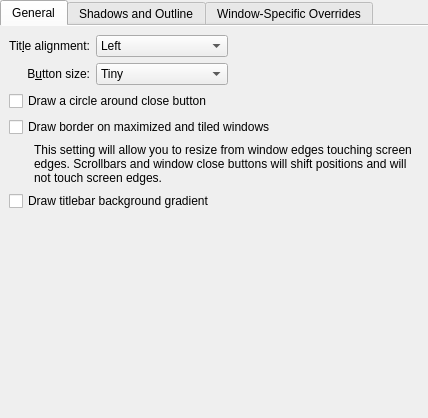
Above: kdecoration/config/ui/vinylconfigurationui.ui from ekaaty/vinyl-theme before the change. Below: the same form after it.
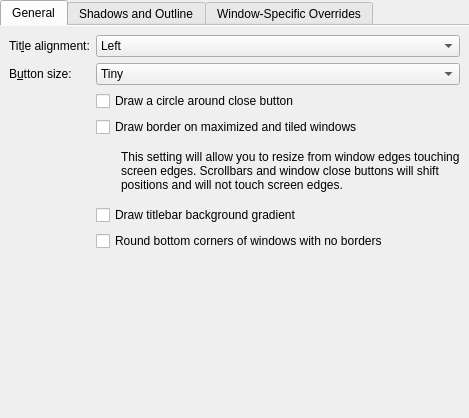
That is the form after the change. Custom widgets are drawn as their Qt base class.

```diff
--- a/kdecoration/config/ui/vinylconfigurationui.ui
+++ b/kdecoration/config/ui/vinylconfigurationui.ui
@@ -6,7 +6,7 @@
    <rect>
     <x>0</x>
     <y>0</y>
-    <width>428</width>
+    <width>469</width>
     <height>418</height>
    </rect>
   </property>
@@ -35,15 +35,15 @@
       <attribute name="title">
        <string>General</string>
       </attribute>
-      <layout class="QGridLayout" name="gridLayout_4">
+      <layout class="QFormLayout" name="formLayout_3">
+       <property name="formAlignment">
+        <set>Qt::AlignmentFlag::AlignHCenter|Qt::AlignmentFlag::AlignTop</set>
+       </property>
        <item row="0" column="0">
         <widget class="QLabel" name="label_3">
          <property name="text">
           <string>Tit&amp;le alignment:</string>
          </property>
-         <property name="alignment">
-          <set>Qt::AlignRight|Qt::AlignTrailing|Qt::AlignVCenter</set>
-         </property>
          <property name="buddy">
           <cstring>titleAlignment</cstring>
          </property>
@@ -73,27 +73,11 @@
          </item>
         </widget>
        </item>
-       <item row="0" column="2">
-        <spacer name="horizontalSpacer">
-         <property name="orientation">
-          <enum>Qt::Horizontal</enum>
-         </property>
-         <property name="sizeHint" stdset="0">
-          <size>
-           <width>40</width>
-           <height>20</height>
-          </size>
-         </property>
-        </spacer>
-       </item>
        <item row="1" column="0">
         <widget class="QLabel" name="label_4">
          <property name="text">
           <string>B&amp;utton size:</string>
          </property>
-         <property name="alignment">
-          <set>Qt::AlignRight|Qt::AlignTrailing|Qt::AlignVCenter</set>
-         </property>
          <property name="buddy">
           <cstring>buttonSize</cstring>
          </property>
@@ -128,21 +112,21 @@
          </item>
         </widget>
        </item>
-       <item row="2" column="0" colspan="3">
+       <item row="2" column="1">
         <widget class="QCheckBox" name="outlineCloseButton">
          <property name="text">
           <string>Draw a circle around close button</string>
          </property>
         </widget>
        </item>
-       <item row="3" column="0" colspan="3">
+       <item row="3" column="1">
         <widget class="QCheckBox" name="drawBorderOnMaximizedWindows">
          <property name="text">
           <string>Draw border on maximized and tiled windows</string>
          </property>
         </widget>
        </item>
-       <item row="4" column="0" colspan="3">
+       <item row="4" column="1">
         <layout class="QHBoxLayout" name="horizontalLayout">
          <item>
           <spacer name="horizontalSpacer_2">
@@ -172,25 +156,19 @@
          </item>
         </layout>
        </item>
-       <item row="5" column="0" colspan="3">
+       <item row="5" column="1">
         <widget class="QCheckBox" name="drawBackgroundGradient">
          <property name="text">
           <string>Draw titlebar background gradient</string>
          </property>
         </widget>
        </item>
-       <item row="6" column="0" colspan="3">
-        <spacer name="verticalSpacer">
-         <property name="orientation">
-          <enum>Qt::Vertical</enum>
+       <item row="6" column="1">
+        <widget class="QCheckBox" name="roundedCorners">
+         <property name="text">
+          <string>Round bottom corners of windows with no borders</string>
          </property>
-         <property name="sizeHint" stdset="0">
-          <size>
-           <width>20</width>
-           <height>40</height>
-          </size>
-         </property>
-        </spacer>
+        </widget>
        </item>
       </layout>
      </widget>
```
Left out of the diff: 58 changed lines with no effect on the pictures.
